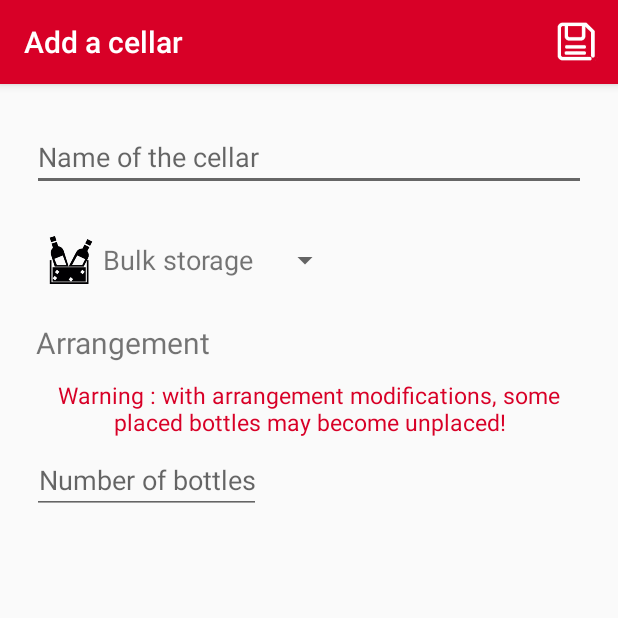
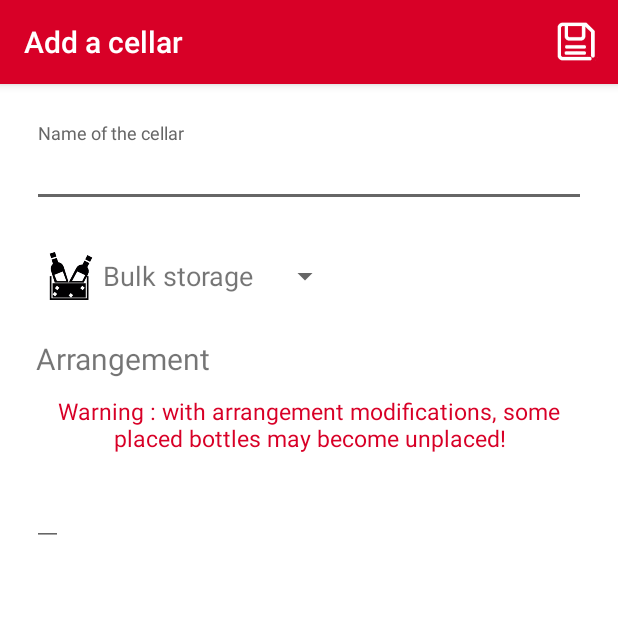
Before and after one commit to hleroy/MyPocketCave, an Android app: the CaveCreateActivity screen opened directly, with no data from a screen before it, on a phone screen of 412 x 824 dp, the top half of it. Run offline under Robolectric (Android 15) with nearby library versions, the phone set to English and light mode, and no system bars; libraries missing offline, so code that uses them is left out: android.support.percent; plain views replace PercentRelativeLayout.

Commit message:
Add floating labels for edit fields.

```diff
--- a/app/src/main/res/layout/content_cave_edit.xml
+++ b/app/src/main/res/layout/content_cave_edit.xml
@@ -7,9 +7,9 @@
         android:layout_width="match_parent"
         android:layout_height="wrap_content">
 
-        <EditText
-            android:id="@+id/cave_edit_name"
-            android:layout_width="match_parent"
+        <android.support.design.widget.TextInputLayout
+            android:id="@+id/input_cave_edit_name"
+            android:layout_width="wrap_content"
             android:layout_height="wrap_content"
             android:layout_alignParentEnd="true"
             android:layout_alignParentStart="true"
@@ -17,17 +17,23 @@
             android:layout_marginBottom="@dimen/vertical_big_margin_between_elements"
             android:layout_marginEnd="@dimen/horizontal_margin_between_elements"
             android:layout_marginStart="@dimen/horizontal_margin_between_elements"
-            android:layout_marginTop="@dimen/vertical_big_margin_between_elements"
+            android:layout_marginTop="@dimen/vertical_big_margin_between_elements">
+
+            <EditText
+                android:id="@+id/cave_edit_name"
+                android:layout_width="match_parent"
+                android:layout_height="match_parent"
                 android:hint="@string/cave_name"
                 android:imeOptions="actionNext"
                 android:inputType="textCapSentences" />
+        </android.support.design.widget.TextInputLayout>
 
         <Spinner
             android:id="@+id/cave_edit_type"
             android:layout_width="wrap_content"
             android:layout_height="wrap_content"
             android:layout_alignParentStart="true"
-            android:layout_below="@id/cave_edit_name"
+            android:layout_below="@id/input_cave_edit_name"
             android:layout_marginBottom="@dimen/vertical_big_margin_between_elements"
             android:layout_marginEnd="@dimen/horizontal_margin_between_elements"
             android:layout_marginStart="@dimen/horizontal_margin_between_elements"
@@ -49,78 +55,100 @@
 
         <TextView
             android:id="@+id/cave_arrangement_warning"
-            android:layout_below="@id/cave_edit_arrangement"
             android:layout_width="wrap_content"
             android:layout_height="wrap_content"
+            android:layout_below="@id/cave_edit_arrangement"
             android:layout_centerHorizontal="true"
-            android:gravity="center"
             android:layout_marginBottom="@dimen/vertical_margin_between_elements"
             android:layout_marginEnd="@dimen/horizontal_big_margin_between_elements"
             android:layout_marginStart="@dimen/horizontal_big_margin_between_elements"
             android:layout_marginTop="@dimen/vertical_margin_between_elements"
+            android:gravity="center"
             android:text="@string/cave_arrangement_warning"
             android:textColor="@color/colorError"
             android:textSize="@dimen/text_size_small" />
 
-        <EditText
-            android:id="@+id/cave_edit_bulk_bottles_number"
+        <android.support.design.widget.TextInputLayout
+            android:id="@+id/input_cave_edit_bulk_bottles_number"
             android:layout_width="wrap_content"
             android:layout_height="wrap_content"
             android:layout_below="@id/cave_arrangement_warning"
             android:layout_marginEnd="@dimen/horizontal_margin_between_elements"
             android:layout_marginStart="@dimen/horizontal_margin_between_elements"
-            android:gravity="center"
+            app:layout_widthPercent="45%">
+
+            <EditText
+                android:id="@+id/cave_edit_bulk_bottles_number"
+                android:layout_width="match_parent"
+                android:layout_height="match_parent"
                 android:hint="@string/cave_bulk_bottles_number_edit"
                 android:imeOptions="actionNext"
                 android:inputType="number" />
+        </android.support.design.widget.TextInputLayout>
 
         <!-- BOXES -->
 
+        <android.support.design.widget.TextInputLayout
+            android:id="@+id/input_cave_edit_boxes_number"
+            android:layout_width="wrap_content"
+            android:layout_height="wrap_content"
+            android:layout_below="@id/input_cave_edit_bulk_bottles_number"
+            android:layout_marginEnd="@dimen/horizontal_margin_between_elements"
+            android:layout_marginStart="@dimen/horizontal_margin_between_elements"
+            app:layout_widthPercent="45%">
+
             <EditText
                 android:id="@+id/cave_edit_boxes_number"
-            android:layout_width="wrap_content"
-            android:layout_height="wrap_content"
-            android:layout_below="@id/cave_edit_bulk_bottles_number"
-            android:layout_marginEnd="@dimen/horizontal_margin_between_elements"
-            android:layout_marginStart="@dimen/horizontal_margin_between_elements"
-            android:gravity="center"
+                android:layout_width="match_parent"
+                android:layout_height="match_parent"
                 android:hint="@string/cave_boxes_number_edit"
                 android:imeOptions="actionNext"
                 android:inputType="number" />
+        </android.support.design.widget.TextInputLayout>
+
+        <android.support.design.widget.TextInputLayout
+            android:id="@+id/input_cave_edit_pattern_number_bottles_by_column"
+            android:layout_width="wrap_content"
+            android:layout_height="wrap_content"
+            android:layout_alignParentStart="true"
+            android:layout_below="@id/input_cave_edit_boxes_number"
+            android:layout_marginEnd="@dimen/horizontal_margin_between_elements"
+            android:layout_marginStart="@dimen/horizontal_margin_between_elements"
+            app:layout_widthPercent="45%">
 
             <EditText
                 android:id="@+id/cave_edit_pattern_number_bottles_by_column"
+                android:layout_width="match_parent"
+                android:layout_height="match_parent"
+                android:hint="@string/create_pattern_number_bottles_by_column"
+                android:imeOptions="actionNext"
+                android:inputType="number" />
+        </android.support.design.widget.TextInputLayout>
+
+        <android.support.design.widget.TextInputLayout
+            android:id="@+id/input_cave_edit_pattern_number_bottles_by_row"
             android:layout_width="wrap_content"
             android:layout_height="wrap_content"
-            android:layout_alignParentStart="true"
-            android:layout_below="@id/cave_edit_boxes_number"
+            android:layout_alignParentEnd="true"
+            android:layout_below="@id/input_cave_edit_boxes_number"
             android:layout_marginEnd="@dimen/horizontal_margin_between_elements"
             android:layout_marginStart="@dimen/horizontal_margin_between_elements"
-            android:gravity="center"
-            android:hint="@string/create_pattern_number_bottles_by_column"
-            android:imeOptions="actionNext"
-            android:inputType="number"
-            app:layout_widthPercent="45%" />
+            app:layout_widthPercent="45%">
 
             <EditText
                 android:id="@+id/cave_edit_pattern_number_bottles_by_row"
-            android:layout_width="wrap_content"
-            android:layout_height="wrap_content"
-            android:layout_alignParentEnd="true"
-            android:layout_below="@id/cave_edit_boxes_number"
-            android:layout_marginEnd="@dimen/horizontal_margin_between_elements"
-            android:layout_marginStart="@dimen/horizontal_margin_between_elements"
-            android:gravity="center"
+                android:layout_width="match_parent"
+                android:layout_height="match_parent"
                 android:hint="@string/create_pattern_number_bottles_by_row"
                 android:imeOptions="actionNext"
-            android:inputType="number"
-            app:layout_widthPercent="45%" />
+                android:inputType="number" />
+        </android.support.design.widget.TextInputLayout>
 
         <TextView
             android:id="@+id/cave_edit_pattern_overview"
             android:layout_width="wrap_content"
             android:layout_height="wrap_content"
-            android:layout_below="@id/cave_edit_pattern_number_bottles_by_column"
+            android:layout_below="@id/input_cave_edit_pattern_number_bottles_by_column"
             android:layout_centerVertical="true"
             android:layout_marginBottom="@dimen/vertical_margin_between_elements"
             android:layout_marginEnd="@dimen/horizontal_big_margin_between_elements"
--- a/app/src/main/res/values/styles.xml
+++ b/app/src/main/res/values/styles.xml
@@ -6,6 +6,7 @@
         <item name="colorPrimary">@color/colorPrimary</item>
         <item name="colorPrimaryDark">@color/colorPrimaryDark</item>
         <item name="colorAccent">@color/colorAccent</item>
+        <item name="android:colorBackground">@android:color/white</item>
     </style>
 
     <style name="AppTheme.NoActionBar">
```
Also changed, not shown: app/src/main/res/layout/content_bottle_edit.xml (+59 -30 lines), app/src/main/res/layout/pattern_create.xml (+26 -16 lines). Lines whose indentation alone changed are shown as unchanged.
